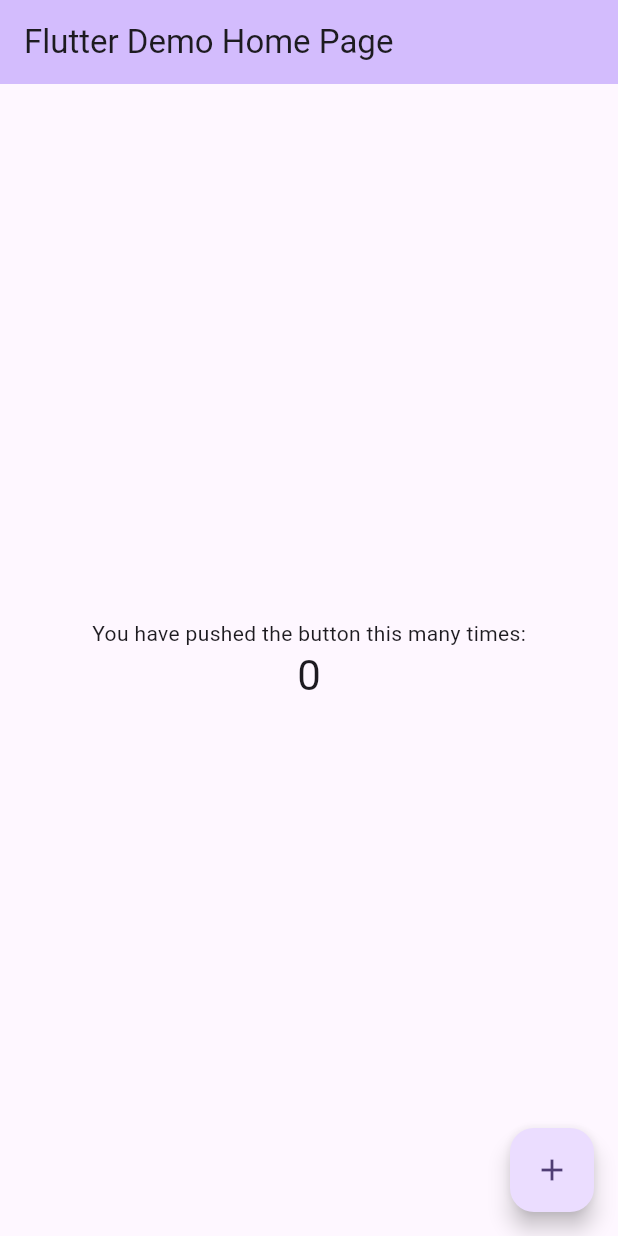
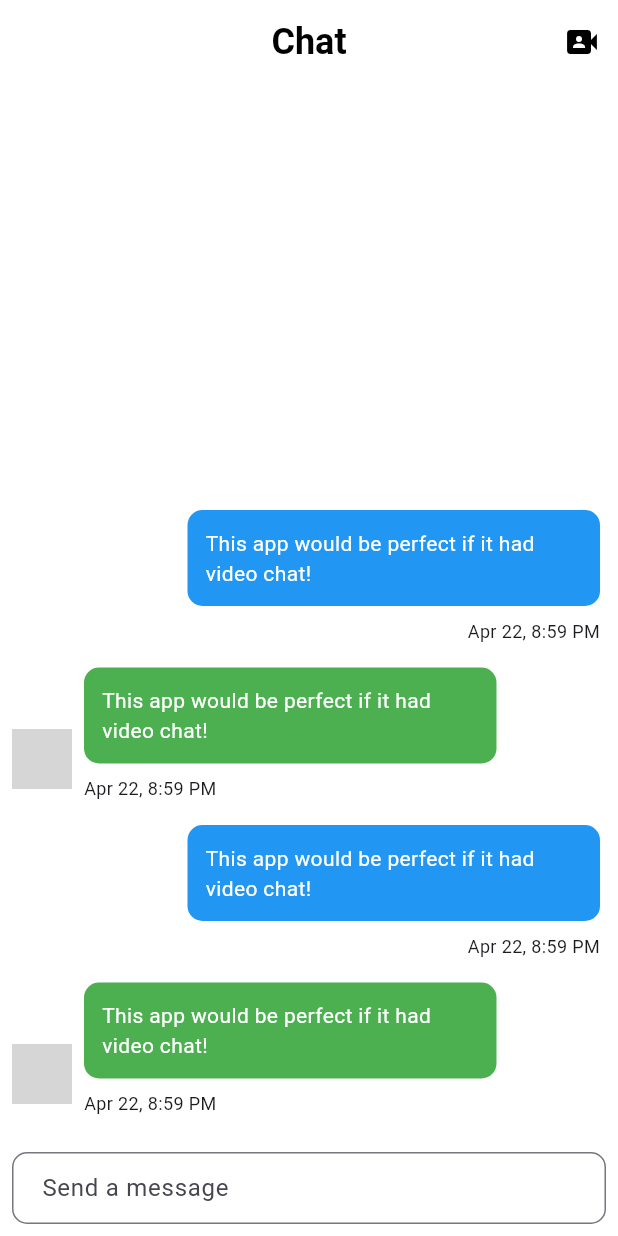
Before and after one commit to TasukuY/Agora_Basic_01, a Flutter app: the screen it shows after launch, on a phone screen of 412 x 824 dp. Run offline on Flutter 3.47's test engine with Material 3 defaults, Android fonts, the phone set to English and light mode, and no system bars; missing offline and left inert: agora_uikit; network calls fail; grey boxes are pictures that could not be loaded.

Commit message:
agora basics

```diff
--- /dev/null
+++ b/lib/app.dart
@@ -0,0 +1,49 @@
+import 'package:agora_01/chat/views/chat_screen.dart';
+import 'package:flutter/material.dart';
+
+class App extends StatelessWidget {
+  const App({super.key});
+
+  @override
+  Widget build(BuildContext context) {
+    return MaterialApp(
+      title: 'Agora Video Calling',
+      debugShowCheckedModeBanner: false,
+      theme: ThemeData(
+        primarySwatch: Colors.blue,
+        scaffoldBackgroundColor: Colors.white,
+        appBarTheme: const AppBarTheme(
+          color: Colors.white,
+          centerTitle: true,
+          elevation: 0,
+          titleTextStyle: TextStyle(
+            color: Colors.black,
+            fontSize: 24,
+            fontWeight: FontWeight.w600,
+          ),
+          iconTheme: IconThemeData(color: Colors.black),
+        ),
+      ),
+      builder: (_, child) => _Unfocus(child: child!),
+      home: const ChatScreen(),
+    );
+  }
+}
+
+class _Unfocus extends StatelessWidget {
+  final Widget child;
+
+  const _Unfocus({
+    super.key,
+    required this.child,
+  });
+
+  @override
+  Widget build(BuildContext context) {
+    return GestureDetector(
+      behavior: HitTestBehavior.opaque,
+      onTap: () => FocusManager.instance.primaryFocus?.unfocus(),
+      child: child,
+    );
+  }
+}
--- /dev/null
+++ b/lib/chat/chat.dart
@@ -0,0 +1 @@
+// export 'views/chart_screen.dart';
--- /dev/null
+++ b/lib/chat/views/chat_screen.dart
@@ -0,0 +1,62 @@
+import 'package:agora_01/chat/views/video_call_screen.dart';
+import 'package:agora_01/chat/widgets/message_bubble.dart';
+import 'package:agora_01/chat/widgets/message_text_field.dart';
+import 'package:flutter/material.dart';
+
+class ChatScreen extends StatelessWidget {
+  const ChatScreen({super.key});
+
+  @override
+  Widget build(BuildContext context) {
+    return Scaffold(
+      appBar: AppBar(
+        title: const Text('Chat'),
+        actions: [
+          IconButton(
+            icon: const Icon(Icons.video_camera_front),
+            onPressed: () => Navigator.of(context).push(
+              MaterialPageRoute(builder: (_) => const VideoCallScreen()),
+            ),
+          ),
+        ],
+      ),
+      body: Column(
+        children: [
+          Expanded(
+            child: ListView.separated(
+              padding: const EdgeInsets.only(bottom: 16),
+              reverse: true,
+              itemCount: _messages.length,
+              itemBuilder: (_, index) => _messages[index],
+              separatorBuilder: (_, __) => const SizedBox(height: 16),
+            ),
+          ),
+          const MessageTextField(),
+        ],
+      ),
+    );
+  }
+}
+
+const List<MessageBubble> _messages = <MessageBubble>[
+  MessageBubble(
+    profileImageUrl:
+        'https://images.unsplash.com/photo-1568028860651-ac5463c69d04?q=80&w=2940&auto=format&fit=crop&ixlib=rb-4.0.3&ixid=M3wxMjA3fDB8MHxwaG90by1wYWdlfHx8fGVufDB8fHx8fA%3D%3D',
+    message: 'This app would be perfect if it had video chat!',
+    date: 'Apr 22, 8:59 PM',
+  ),
+  MessageBubble(
+    message: 'This app would be perfect if it had video chat!',
+    date: 'Apr 22, 8:59 PM',
+  ),
+  MessageBubble(
+    profileImageUrl:
+        'https://images.unsplash.com/photo-1568028860651-ac5463c69d04?q=80&w=2940&auto=format&fit=crop&ixlib=rb-4.0.3&ixid=M3wxMjA3fDB8MHxwaG90by1wYWdlfHx8fGVufDB8fHx8fA%3D%3D',
+    message: 'This app would be perfect if it had video chat!',
+    date: 'Apr 22, 8:59 PM',
+  ),
+  MessageBubble(
+    message: 'This app would be perfect if it had video chat!',
+    date: 'Apr 22, 8:59 PM',
+  ),
+];
--- /dev/null
+++ b/lib/chat/views/video_call_screen.dart
@@ -0,0 +1,63 @@
+import 'package:agora_uikit/agora_uikit.dart';
+import 'package:flutter/material.dart';
+
+class VideoCallScreen extends StatefulWidget {
+  const VideoCallScreen({super.key});
+
+  @override
+  State<VideoCallScreen> createState() => _VideoCallScreenState();
+}
+
+class _VideoCallScreenState extends State<VideoCallScreen> {
+  final AgoraClient _client = AgoraClient(
+    agoraConnectionData: AgoraConnectionData(
+      appId: '5bfafd5972f444f19b27c27683e395a0',
+      channelName: 'agora-testing',
+      tempToken:
+          '007eJxTYHgQ+Vu0Kvt58apfsSLdPlas69+nnigR1WzaY2oh8/gjv48Cg2lSWmJaiqmluVGaiYlJmqFlkpF5spG5mYVxqrGlaaJBiJJvWkMgI8OqxYaMjAwQCOLzMiSm5xcl6pakFpdk5qUzMAAAR84hmQ==',
+    ),
+  );
+
+  @override
+  Widget build(BuildContext context) {
+    return PopScope(
+      child: Scaffold(
+        appBar: AppBar(
+          automaticallyImplyLeading: false,
+          title: const Text('Video Call'),
+        ),
+        body: SafeArea(
+          child: Stack(
+            children: [
+              AgoraVideoViewer(
+                client: _client,
+                layoutType: Layout.floating,
+                showNumberOfUsers: true,
+              ),
+              AgoraVideoButtons(
+                client: _client,
+                enabledButtons: const [
+                  BuiltInButtons.toggleCamera,
+                  BuiltInButtons.callEnd,
+                  BuiltInButtons.toggleMic,
+                ],
+              ),
+            ],
+          ),
+        ),
+      ),
+    );
+  }
+
+  @override
+  void initState() {
+    super.initState();
+    _initAgora();
+  }
+
+  Future<void> _initAgora() async {
+    await _client.initialize();
+    print('Agora initialized');
+    print(_client);
+  }
+}
--- /dev/null
+++ b/lib/chat/widgets/message_bubble.dart
@@ -0,0 +1,60 @@
+import 'package:flutter/material.dart';
+
+class MessageBubble extends StatelessWidget {
+  final String? profileImageUrl;
+  final String message;
+  final String date;
+
+  const MessageBubble({
+    super.key,
+    this.profileImageUrl,
+    required this.message,
+    required this.date,
+  });
+
+  @override
+  Widget build(BuildContext context) {
+    final isReceiver = profileImageUrl != null;
+    return Row(
+      mainAxisAlignment:
+          isReceiver ? MainAxisAlignment.start : MainAxisAlignment.end,
+      crossAxisAlignment: CrossAxisAlignment.end,
+      children: [
+        if (isReceiver)
+          Padding(
+            padding: const EdgeInsets.all(8.0),
+            child: CircleAvatar(
+              backgroundColor: Colors.grey[200],
+              foregroundImage: NetworkImage(profileImageUrl!),
+            ),
+          ),
+        Flexible(
+          child: Column(
+            crossAxisAlignment:
+                isReceiver ? CrossAxisAlignment.start : CrossAxisAlignment.end,
+            children: [
+              Container(
+                padding: const EdgeInsets.all(12),
+                constraints: const BoxConstraints(maxWidth: 275),
+                decoration: BoxDecoration(
+                  color: isReceiver ? Colors.green : Colors.blue,
+                  borderRadius: BorderRadius.circular(10),
+                ),
+                child: Text(
+                  message,
+                  style: const TextStyle(color: Colors.white),
+                ),
+              ),
+              const SizedBox(height: 8),
+              Text(
+                date,
+                style: const TextStyle(fontSize: 12),
+              ),
+            ],
+          ),
+        ),
+        if (!isReceiver) const SizedBox(width: 12),
+      ],
+    );
+  }
+}
--- /dev/null
+++ b/lib/chat/widgets/message_text_field.dart
@@ -0,0 +1,27 @@
+import 'package:flutter/material.dart';
+
+class MessageTextField extends StatelessWidget {
+  const MessageTextField({super.key});
+
+  @override
+  Widget build(BuildContext context) {
+    return SafeArea(
+      child: Padding(
+        padding: const EdgeInsets.all(8),
+        child: TextField(
+          textAlignVertical: TextAlignVertical.center,
+          textCapitalization: TextCapitalization.sentences,
+          textInputAction: TextInputAction.send,
+          decoration: InputDecoration(
+            contentPadding:
+                const EdgeInsets.symmetric(vertical: 8, horizontal: 16),
+            border: OutlineInputBorder(
+              borderRadius: BorderRadius.circular(10),
+            ),
+            hintText: 'Send a message',
+          ),
+        ),
+      ),
+    );
+  }
+}
--- a/lib/main.dart
+++ b/lib/main.dart
@@ -1,125 +1,6 @@
+import 'package:agora_01/app.dart';
 import 'package:flutter/material.dart';
 
 void main() {
-  runApp(const MyApp());
+  runApp(const App());
 }
-
-class MyApp extends StatelessWidget {
-  const MyApp({super.key});
-
-  // This widget is the root of your application.
-  @override
-  Widget build(BuildContext context) {
-    return MaterialApp(
-      title: 'Flutter Demo',
-      theme: ThemeData(
-        // This is the theme of your application.
-        //
-        // TRY THIS: Try running your application with "flutter run". You'll see
-        // the application has a purple toolbar. Then, without quitting the app,
-        // try changing the seedColor in the colorScheme below to Colors.green
-        // and then invoke "hot reload" (save your changes or press the "hot
-        // reload" button in a Flutter-supported IDE, or press "r" if you used
-        // the command line to start the app).
-        //
-        // Notice that the counter didn't reset back to zero; the application
-        // state is not lost during the reload. To reset the state, use hot
-        // restart instead.
-        //
-        // This works for code too, not just values: Most code changes can be
-        // tested with just a hot reload.
-        colorScheme: ColorScheme.fromSeed(seedColor: Colors.deepPurple),
-        useMaterial3: true,
-      ),
-      home: const MyHomePage(title: 'Flutter Demo Home Page'),
-    );
-  }
-}
-
-class MyHomePage extends StatefulWidget {
-  const MyHomePage({super.key, required this.title});
-
-  // This widget is the home page of your application. It is stateful, meaning
-  // that it has a State object (defined below) that contains fields that affect
-  // how it looks.
-
-  // This class is the configuration for the state. It holds the values (in this
-  // case the title) provided by the parent (in this case the App widget) and
-  // used by the build method of the State. Fields in a Widget subclass are
-  // always marked "final".
-
-  final String title;
-
-  @override
-  State<MyHomePage> createState() => _MyHomePageState();
-}
-
-class _MyHomePageState extends State<MyHomePage> {
-  int _counter = 0;
-
-  void _incrementCounter() {
-    setState(() {
-      // This call to setState tells the Flutter framework that something has
-      // changed in this State, which causes it to rerun the build method below
-      // so that the display can reflect the updated values. If we changed
-      // _counter without calling setState(), then the build method would not be
-      // called again, and so nothing would appear to happen.
-      _counter++;
-    });
-  }
-
-  @override
-  Widget build(BuildContext context) {
-    // This method is rerun every time setState is called, for instance as done
-    // by the _incrementCounter method above.
-    //
-    // The Flutter framework has been optimized to make rerunning build methods
-    // fast, so that you can just rebuild anything that needs updating rather
-    // than having to individually change instances of widgets.
-    return Scaffold(
-      appBar: AppBar(
-        // TRY THIS: Try changing the color here to a specific color (to
-        // Colors.amber, perhaps?) and trigger a hot reload to see the AppBar
-        // change color while the other colors stay the same.
-        backgroundColor: Theme.of(context).colorScheme.inversePrimary,
-        // Here we take the value from the MyHomePage object that was created by
-        // the App.build method, and use it to set our appbar title.
-        title: Text(widget.title),
-      ),
-      body: Center(
-        // Center is a layout widget. It takes a single child and positions it
-        // in the middle of the parent.
-        child: Column(
-          // Column is also a layout widget. It takes a list of children and
-          // arranges them vertically. By default, it sizes itself to fit its
-          // children horizontally, and tries to be as tall as its parent.
-          //
-          // Column has various properties to control how it sizes itself and
-          // how it positions its children. Here we use mainAxisAlignment to
-          // center the children vertically; the main axis here is the vertical
-          // axis because Columns are vertical (the cross axis would be
-          // horizontal).
-          //
-          // TRY THIS: Invoke "debug painting" (choose the "Toggle Debug Paint"
-          // action in the IDE, or press "p" in the console), to see the
-          // wireframe for each widget.
-          mainAxisAlignment: MainAxisAlignment.center,
-          children: <Widget>[
-            const Text(
-              'You have pushed the button this many times:',
-            ),
-            Text(
-              '$_counter',
-              style: Theme.of(context).textTheme.headlineMedium,
-            ),
-          ],
-        ),
-      ),
-      floatingActionButton: FloatingActionButton(
-        onPressed: _incrementCounter,
-        tooltip: 'Increment',
-        child: const Icon(Icons.add),
-      ), // This trailing comma makes auto-formatting nicer for build methods.
-    );
-  }
-}
```
Also changed, not shown: pubspec.yaml (+3 -69 lines), pubspec.lock, 8 other files.
